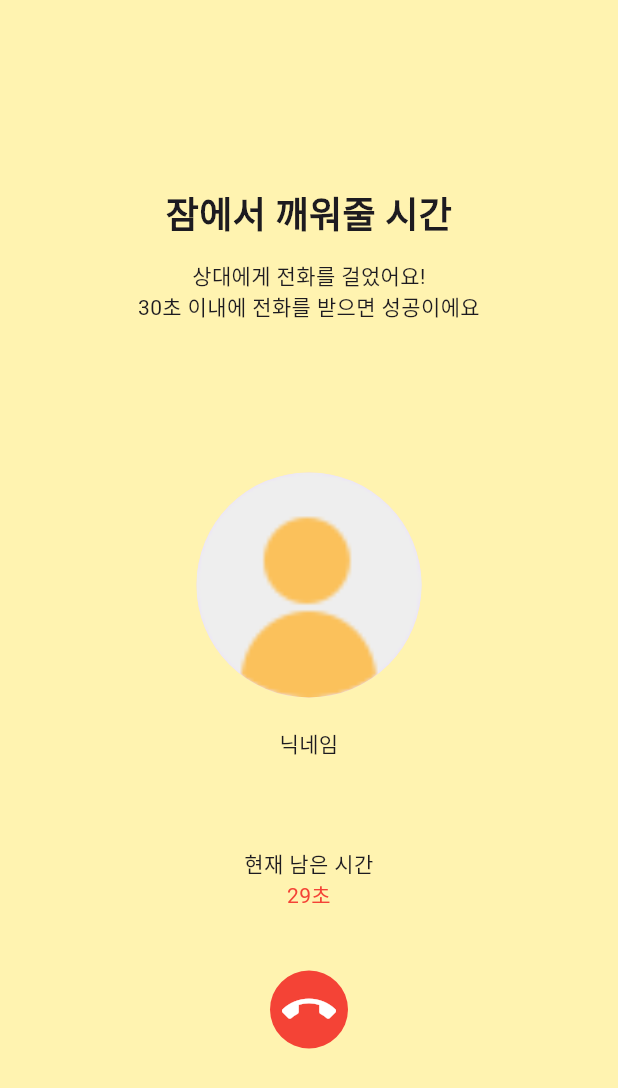
After one commit to KHU-morning/front-morning, a Flutter app: the CallPage screen opened directly, on a phone screen of 412 x 824 dp. The commit adds this screen. Shown: the top 1088 px of the screen. Run offline on Flutter 3.47's test engine with Material 3 defaults, Android fonts, the phone set to English and light mode, and no system bars; our stand-ins replace flutter_svg, table_calendar.

Commit message:
1:1 전화 UI 구현

```diff
--- a/lib/main.dart
+++ b/lib/main.dart
@@ -5,6 +5,7 @@ import 'auth/register_page.dart';
 import 'home/home_page.dart';
 import 'morning_room/morning_room_page.dart';
 import 'morning_call/morning_call_request_page.dart';
+import 'morning_call/preparing_wake_page.dart';
 import 'package:intl/date_symbol_data_local.dart';
 
 void main() async {
@@ -27,6 +28,7 @@ class MyApp extends StatelessWidget {
         '/register': (context) => const RegisterPage(),
         '/home': (context) => const HomePage(),
         '/morning_call/request': (context) => const MorningCallRequestPage(),
+        '/morning_call/preparing': (context) => const PreparingWakePage(),
         '/morning_room': (context) => const MorningRoomPage(),
       },
     );
--- /dev/null
+++ b/lib/morning_call/call_page.dart
@@ -0,0 +1,156 @@
+import 'package:flutter/material.dart';
+import 'package:flutter_svg/flutter_svg.dart';
+import 'dart:async';
+
+class CallPage extends StatefulWidget {
+  const CallPage({super.key});
+
+  @override
+  State<CallPage> createState() => _CallPageState();
+}
+
+class _CallPageState extends State<CallPage> {
+  String _profileImage = 'assets/img/default_profile.png'; // 기상 대상 프로필 이미지
+  String _nickname = '닉네임'; // 기상 대상 닉네임
+
+  int remainingTime = 30; // 남은 시간 (초 단위)
+  bool isWakeSuccess = true; // 기상 성공 여부
+  Timer? _timer;
+
+  @override
+  void initState() {
+    super.initState();
+    _startCountdown(); // 타이머 시작
+  }
+
+  @override
+  void dispose() {
+    _timer?.cancel(); // 타이머 종료
+    super.dispose();
+  }
+
+  void _startCountdown() {
+    _timer = Timer.periodic(const Duration(seconds: 1), (timer) {
+      if (remainingTime > 0) {
+        setState(() {
+          remainingTime--;
+        });
+      } else {
+        timer.cancel(); // 타이머 중지
+        setState(() {
+          isWakeSuccess = false; // 성공 여부를 실패로 설정
+        });
+        Navigator.pop(context); // 방 종료 후 모닝룸으로 이동
+        _showWakeResultDialog(context); // 결과 다이얼로그 표시
+      }
+    });
+  }
+
+  void _showWakeResultDialog(BuildContext context) {
+    showDialog(
+      context: context,
+      builder: (context) => Dialog(
+        shape: RoundedRectangleBorder(borderRadius: BorderRadius.circular(24)),
+        backgroundColor: Colors.white,
+        child: Padding(
+          padding: const EdgeInsets.symmetric(vertical: 24, horizontal: 16),
+          child: Column(
+            mainAxisSize: MainAxisSize.min,
+            children: [
+              Text(isWakeSuccess?'깨우기 성공':'깨우기 실패', style: TextStyle(fontSize: 16, fontWeight: FontWeight.bold)),
+              const SizedBox(height: 8),
+              Text(
+                isWakeSuccess
+                ? '성공적으로 깨우셨군요!\n성공 보상으로 10P을 획득했어요'
+                : '상대를 깨우는 데 실패했어요\n아쉽지만 다음 기회를 노려보세요',
+                textAlign: TextAlign.center,
+              ),
+              const SizedBox(width: 300),
+              SvgPicture.asset(
+                isWakeSuccess
+                ? 'assets/img/그래픽_모달_성공햇님.svg'
+                : 'assets/img/그래픽_모달_실패달님.svg',
+                height: 175,
+              ),
+              const SizedBox(height: 30),
+              ElevatedButton(
+                onPressed: () => Navigator.pop(context),
+                style: ElevatedButton.styleFrom(
+                  backgroundColor: const Color(0xFFFFB74D),
+                  foregroundColor: Colors.white,
+                  shape: RoundedRectangleBorder(borderRadius: BorderRadius.circular(10)),
+                ),
+                child: const Padding(
+                  padding: EdgeInsets.symmetric(horizontal: 80, vertical: 12),
+                  child: Text('확인'),
+                ),
+              )
+            ],
+          ),
+        ),
+      ),
+    );
+  }
+
+  @override
+  Widget build(BuildContext context) {
+    return Scaffold(
+      backgroundColor: const Color(0xFFFFF3B0),
+      body: SafeArea(
+        child: Center(
+          child: Column(
+            mainAxisAlignment: MainAxisAlignment.center, // 세로 방향 중앙 정렬
+            crossAxisAlignment: CrossAxisAlignment.center, // 가로 방향 중앙 정렬
+            children: [
+              const Text(
+                '잠에서 깨워줄 시간',
+                style: TextStyle(fontSize: 24, fontWeight: FontWeight.bold),
+                textAlign: TextAlign.center, // 텍스트 중앙 정렬
+              ),
+              const SizedBox(height: 12),
+              const Text(
+                '상대에게 전화를 걸었어요!\n30초 이내에 전화를 받으면 성공이에요',
+                textAlign: TextAlign.center, // 텍스트 중앙 정렬
+              ),
+              const SizedBox(height: 100),
+              Container (
+                child: CircleAvatar(
+                  backgroundImage: AssetImage(_profileImage),
+                  radius: 75,
+                ),
+                alignment: Alignment.center, // 가로 방향 중앙 정렬
+              ),
+              const SizedBox(height: 20),
+              Text(_nickname, textAlign: TextAlign.center),
+              const SizedBox(height: 60),
+              Text(
+                '현재 남은 시간',
+                textAlign: TextAlign.center, // 텍스트 중앙 정렬
+              ),
+              Text(
+                '$remainingTime초',
+                textAlign: TextAlign.center, // 텍스트 중앙 정렬
+                style: const TextStyle(color: Colors.red),
+              ),
+              const SizedBox(height: 40),
+              Container(
+                decoration: BoxDecoration(
+                  color: Colors.red,
+                  shape: BoxShape.circle,
+                ),
+                child: IconButton(
+                  icon: const Icon(Icons.call_end, size: 36, color: Colors.white),
+                  onPressed: () {
+                    _timer?.cancel(); // 타이머 종료
+                    Navigator.pop(context); // 방 종료 후 모닝룸으로 이동
+                    _showWakeResultDialog(context); // 팝업도 띄움
+                  },
+                ),
+              ),
+            ],
+          ),
+        ),
+      ),
+    );
+  }
+}
```
Also changed, not shown: lib/morning_call/morning_call_list_page.dart (+29 -2 lines), lib/morning_call/preparing_wake_page.dart (added, +168 -0 lines).
